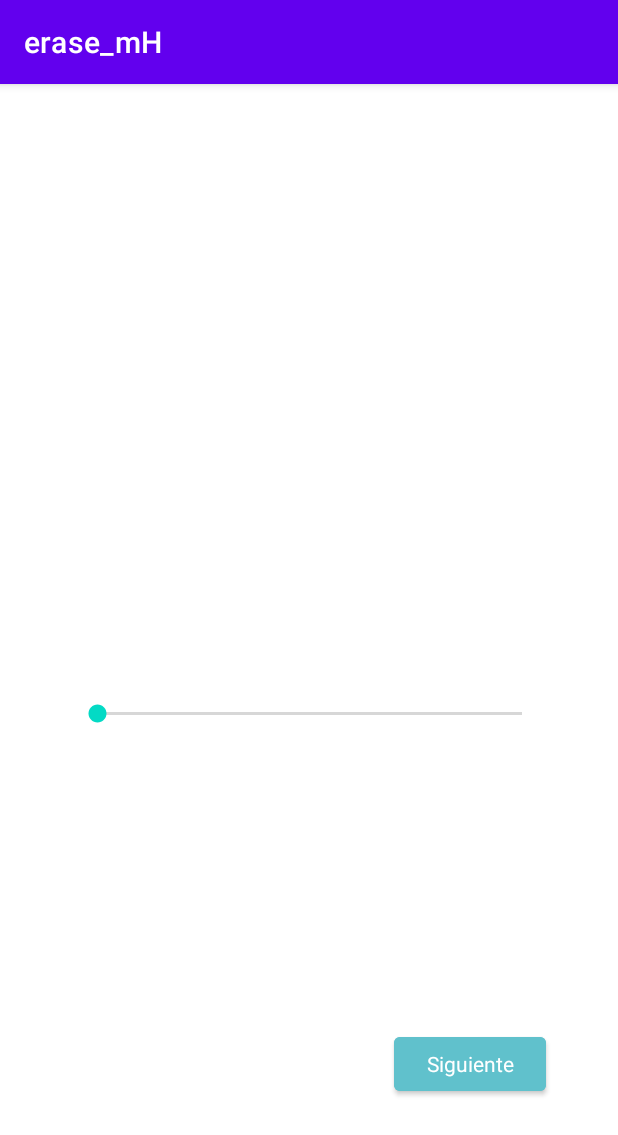
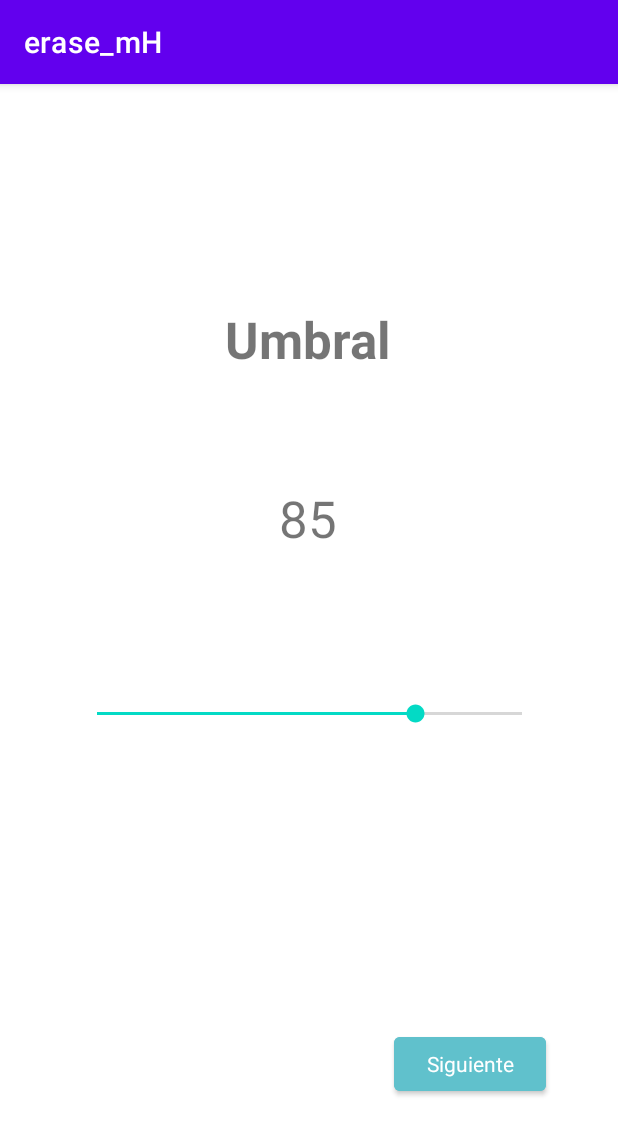
Before and after one commit to mmanuel11/mHealth_project, an Android app: the UmbralActivity screen opened directly, with no data from a screen before it, on a phone screen of 412 x 824 dp. Shown: the top 1135 px of the screen. Run offline under Robolectric (Android 15) with nearby library versions, the phone set to English and light mode, and no system bars; Roboto replaces fonts that are not available here; 3 statements that could not run were skipped.

Commit message:
seekbar 25-105

```diff
--- a/app/src/main/java/com/example/erase_mh/UmbralActivity.java
+++ b/app/src/main/java/com/example/erase_mh/UmbralActivity.java
@@ -5,13 +5,24 @@ import androidx.appcompat.app.AppCompatActivity;
 import android.content.Intent;
 import android.os.Bundle;
 import android.view.View;
+import android.widget.SeekBar;
+import android.widget.TextView;
 
 public class UmbralActivity extends AppCompatActivity {
+
+    private TextView umbralRango;
+    private SeekBar deslizador;
 
     @Override
     protected void onCreate(Bundle savedInstanceState) {
         super.onCreate(savedInstanceState);
         setContentView(R.layout.activity_umbral);
+
+        umbralRango = findViewById(R.id.id_textViewUmbral);
+        deslizador = findViewById(R.id.seekBar);
+        deslizador.setProgress(60);
+        deslizador.setMax(80);
+
 
         Bundle datos = getIntent().getExtras();
         int scoreSection1 = datos.getInt("section1");
@@ -29,6 +40,23 @@ public class UmbralActivity extends AppCompatActivity {
                 startActivity(intentScore);
             }
         });
+        deslizador.setOnSeekBarChangeListener(new SeekBar.OnSeekBarChangeListener() {
+            @Override
+
+            public void onProgressChanged(SeekBar seekBar, int i, boolean b) {
+                umbralRango.setText(String.valueOf(i+25));
+            }
+
+            @Override
+            public void onStartTrackingTouch(SeekBar seekBar) {
+
+            }
+
+            @Override
+            public void onStopTrackingTouch(SeekBar seekBar) {
+
+            }
+        });
 
     }
 }
--- a/app/src/main/res/layout/activity_umbral.xml
+++ b/app/src/main/res/layout/activity_umbral.xml
@@ -31,4 +31,31 @@
         app:layout_constraintStart_toStartOf="parent"
         app:layout_constraintTop_toTopOf="parent"
         app:layout_constraintVertical_bias="0.563" />
+
+    <TextView
+        android:id="@+id/id_textViewUmbral"
+        android:layout_width="wrap_content"
+        android:layout_height="wrap_content"
+        android:text="85"
+        android:textSize="34sp"
+        app:layout_constraintBottom_toBottomOf="parent"
+        app:layout_constraintEnd_toEndOf="parent"
+        app:layout_constraintHorizontal_bias="0.498"
+        app:layout_constraintStart_toStartOf="parent"
+        app:layout_constraintTop_toBottomOf="@+id/id_textTitleUmbral"
+        app:layout_constraintVertical_bias="0.14" />
+
+    <TextView
+        android:id="@+id/id_textTitleUmbral"
+        android:layout_width="wrap_content"
+        android:layout_height="wrap_content"
+        android:text="Umbral"
+        android:textSize="34sp"
+        android:textStyle="bold"
+        app:layout_constraintBottom_toBottomOf="parent"
+        app:layout_constraintEnd_toEndOf="parent"
+        app:layout_constraintHorizontal_bias="0.498"
+        app:layout_constraintStart_toStartOf="parent"
+        app:layout_constraintTop_toTopOf="parent"
+        app:layout_constraintVertical_bias="0.204" />
 </androidx.constraintlayout.widget.ConstraintLayout>
```
